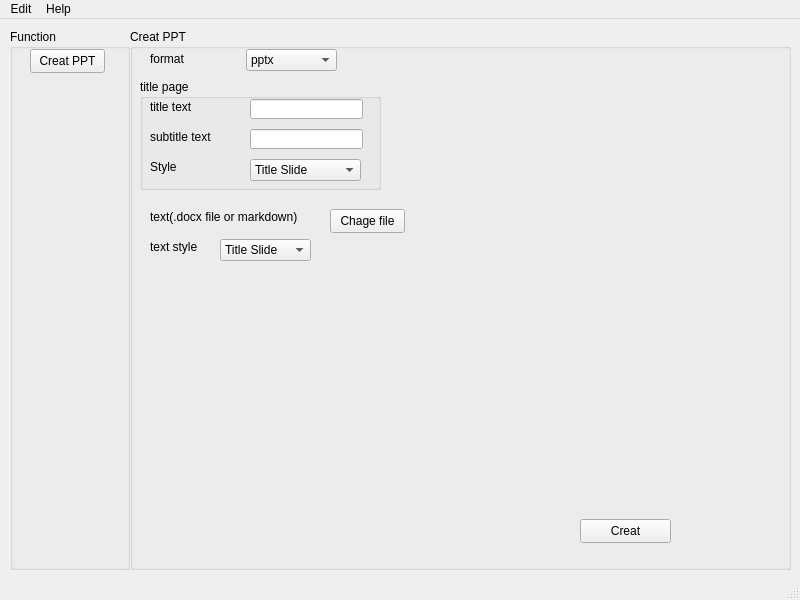
Before: the Qt Designer form PySide/NoDone.ui in Simple-PPT/Simple-PPT, drawn with Qt 5.
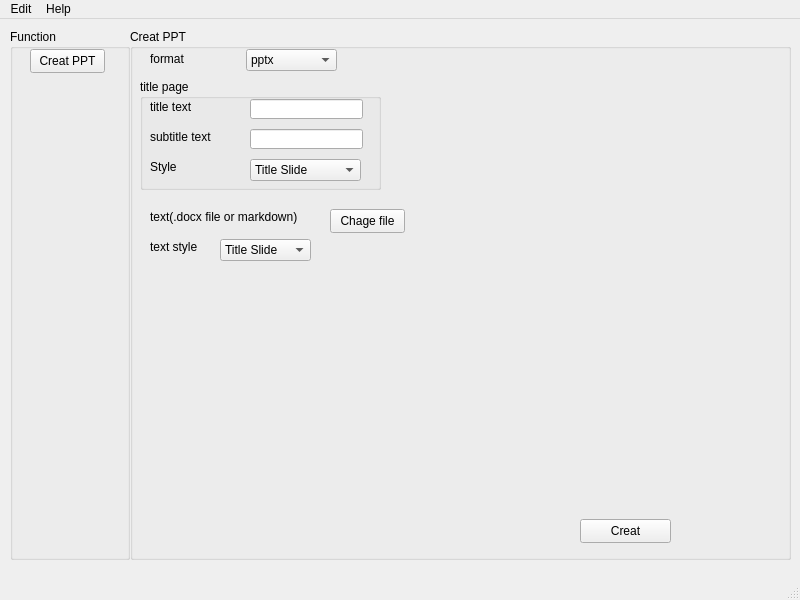
After: the same form once the commit is applied. Icons and pictures are not drawn.

```diff
--- a/PySide/NoDone.ui
+++ b/PySide/NoDone.ui
@@ -27,7 +27,7 @@
       <x>10</x>
       <y>10</y>
       <width>120</width>
-      <height>541</height>
+      <height>531</height>
      </rect>
     </property>
     <property name="title">
@@ -62,7 +62,7 @@
       <x>130</x>
       <y>10</y>
       <width>661</width>
-      <height>541</height>
+      <height>531</height>
      </rect>
     </property>
     <property name="title">
```
Left out of the diff: 8 changed lines with no effect on the pictures.
